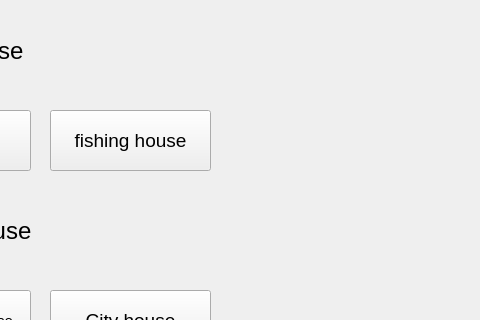
Qt form SPCK/Gui/house5.ui (trongphuc1/TL-C4K-PTI01-) before a commit; both pictures show x 320 to 800 and y 0 to 320 of the 800 by 669 pixel window.
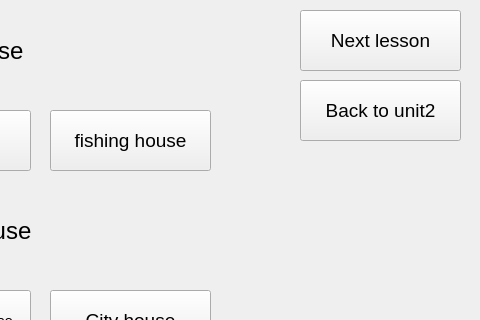
The same form after that commit.

The edit to the form file:
```diff
--- a/SPCK/Gui/house5.ui
+++ b/SPCK/Gui/house5.ui
@@ -230,6 +230,42 @@
      <string>City house</string>
     </property>
    </widget>
+   <widget class="QPushButton" name="pushButton_15">
+    <property name="geometry">
+     <rect>
+      <x>620</x>
+      <y>10</y>
+      <width>161</width>
+      <height>61</height>
+     </rect>
+    </property>
+    <property name="font">
+     <font>
+      <pointsize>14</pointsize>
+     </font>
+    </property>
+    <property name="text">
+     <string>Next lesson</string>
+    </property>
+   </widget>
+   <widget class="QPushButton" name="pushButton_5">
+    <property name="geometry">
+     <rect>
+      <x>620</x>
+      <y>80</y>
+      <width>161</width>
+      <height>61</height>
+     </rect>
+    </property>
+    <property name="font">
+     <font>
+      <pointsize>14</pointsize>
+     </font>
+    </property>
+    <property name="text">
+     <string>Back to unit2</string>
+    </property>
+   </widget>
   </widget>
   <widget class="QMenuBar" name="menubar">
    <property name="geometry">
```
